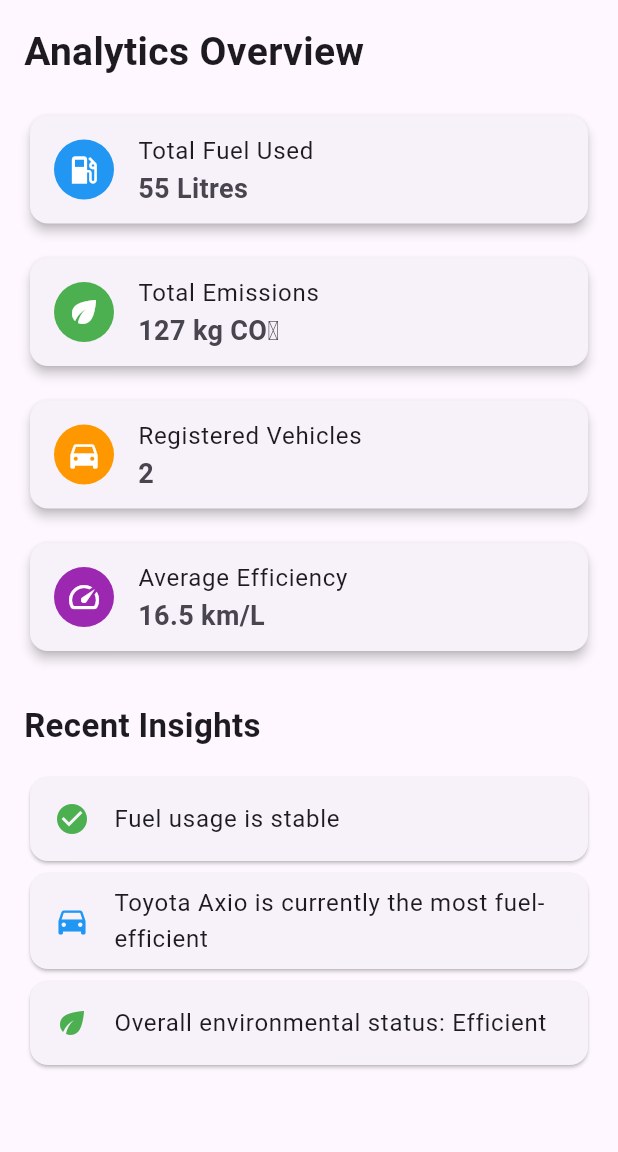
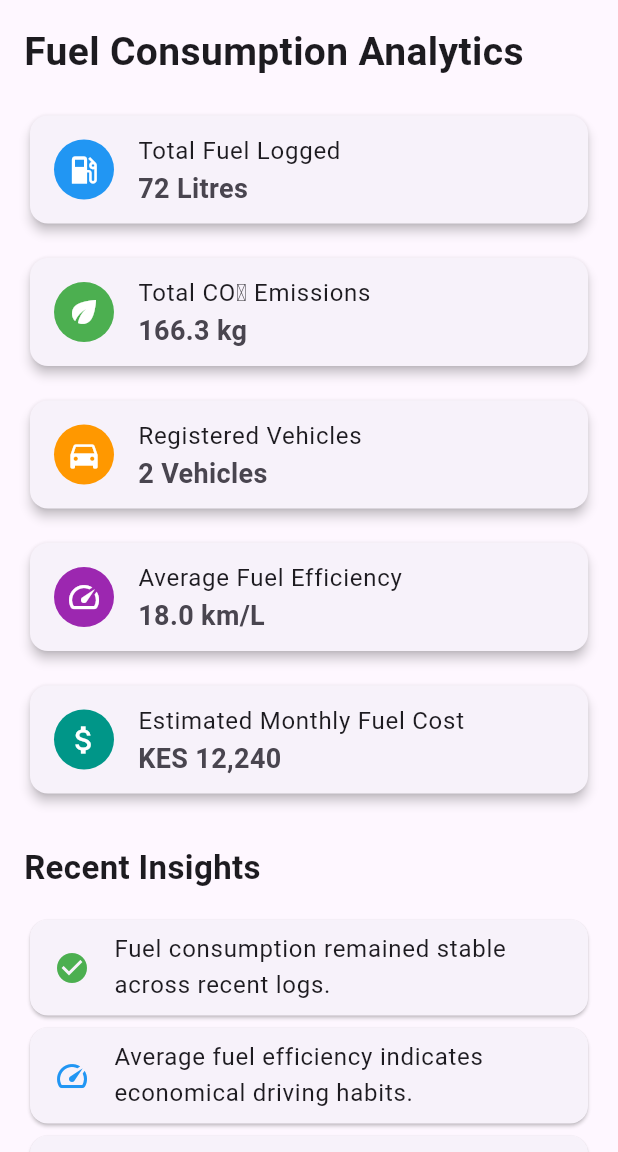
Before and after one commit to Delfine254/EcoMate-Fuel-Emission-Tracker, a Flutter app: the AnalyticsScreen screen opened directly, on a phone screen of 412 x 824 dp, the part 84-1236 px from its top. Run offline on Flutter 3.47's test engine with Material 3 defaults, Android fonts, the phone set to English and light mode, and no system bars; our stand-ins replace sqflite, sqflite_common_ffi; accounts and stored records are empty.

Commit message:
Improve analytics dashboard UI

```diff
--- a/lib/screens/analytics/analytics_screen.dart
+++ b/lib/screens/analytics/analytics_screen.dart
@@ -11,19 +11,15 @@ class AnalyticsScreen extends StatelessWidget {
         title: const Text('Analytics'),
         backgroundColor: Colors.blue,
       ),
-
       drawer: const CustomDrawer(),
-
       body: SingleChildScrollView(
         padding: const EdgeInsets.all(16),
-
         child: Column(
           crossAxisAlignment: CrossAxisAlignment.start,
-
           children: [
 
             const Text(
-              'Analytics Overview',
+              'Fuel Consumption Analytics',
               style: TextStyle(
                 fontSize: 26,
                 fontWeight: FontWeight.bold,
@@ -35,8 +31,8 @@ class AnalyticsScreen extends StatelessWidget {
             _buildCard(
               Icons.local_gas_station,
               Colors.blue,
-              'Total Fuel Used',
-              '55 Litres',
+              'Total Fuel Logged',
+              '72 Litres',
             ),
 
             const SizedBox(height: 15),
@@ -44,8 +40,8 @@ class AnalyticsScreen extends StatelessWidget {
             _buildCard(
               Icons.eco,
               Colors.green,
-              'Total Emissions',
-              '127 kg CO₂',
+              'Total CO₂ Emissions',
+              '166.3 kg',
             ),
 
             const SizedBox(height: 15),
@@ -54,7 +50,7 @@ class AnalyticsScreen extends StatelessWidget {
               Icons.directions_car,
               Colors.orange,
               'Registered Vehicles',
-              '2',
+              '2 Vehicles',
             ),
 
             const SizedBox(height: 15),
@@ -62,8 +58,17 @@ class AnalyticsScreen extends StatelessWidget {
             _buildCard(
               Icons.speed,
               Colors.purple,
-              'Average Efficiency',
-              '16.5 km/L',
+              'Average Fuel Efficiency',
+              '18.0 km/L',
+            ),
+
+            const SizedBox(height: 15),
+
+            _buildCard(
+              Icons.attach_money,
+              Colors.teal,
+              'Estimated Monthly Fuel Cost',
+              'KES 12,240',
             ),
 
             const SizedBox(height: 30),
@@ -84,17 +89,21 @@ class AnalyticsScreen extends StatelessWidget {
                   Icons.check_circle,
                   color: Colors.green,
                 ),
-                title: Text('Fuel usage is stable'),
+                title: Text(
+                  'Fuel consumption remained stable across recent logs.',
+                ),
               ),
             ),
 
             Card(
               child: ListTile(
                 leading: Icon(
-                  Icons.directions_car,
+                  Icons.speed,
                   color: Colors.blue,
                 ),
-                title: Text('Toyota Axio is currently the most fuel-efficient'),
+                title: Text(
+                  'Average fuel efficiency indicates economical driving habits.',
+                ),
               ),
             ),
 
@@ -104,7 +113,9 @@ class AnalyticsScreen extends StatelessWidget {
                   Icons.eco,
                   color: Colors.green,
                 ),
-                title: Text('Overall environmental status: Efficient'),
+                title: Text(
+                  'Estimated carbon emissions remain within acceptable limits.',
+                ),
               ),
             ),
           ],
@@ -114,14 +125,13 @@ class AnalyticsScreen extends StatelessWidget {
   }
 
   Widget _buildCard(
-      IconData icon,
-      Color color,
-      String title,
-      String value,
-      ) {
+    IconData icon,
+    Color color,
+    String title,
+    String value,
+  ) {
     return Card(
       elevation: 3,
-
       child: ListTile(
         leading: CircleAvatar(
           backgroundColor: color,
@@ -130,9 +140,7 @@ class AnalyticsScreen extends StatelessWidget {
             color: Colors.white,
           ),
         ),
-
         title: Text(title),
-
         subtitle: Text(
           value,
           style: const TextStyle(
```
Also changed, not shown: lib/database/database_helper.dart (+10 -0 lines), lib/screens/fuel/fuel_entry_screen.dart (+60 -42 lines), lib/screens/fuel/fuel_history_screen.dart (+74 -26 lines).
